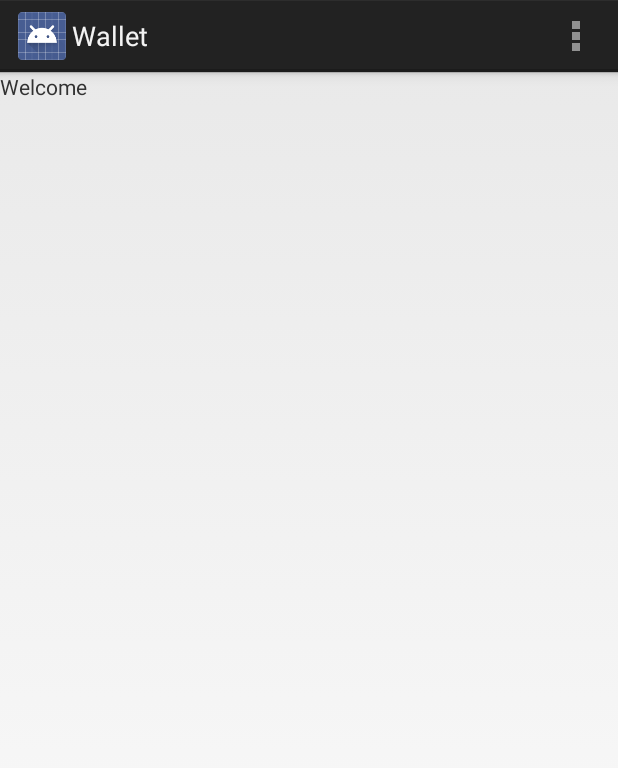
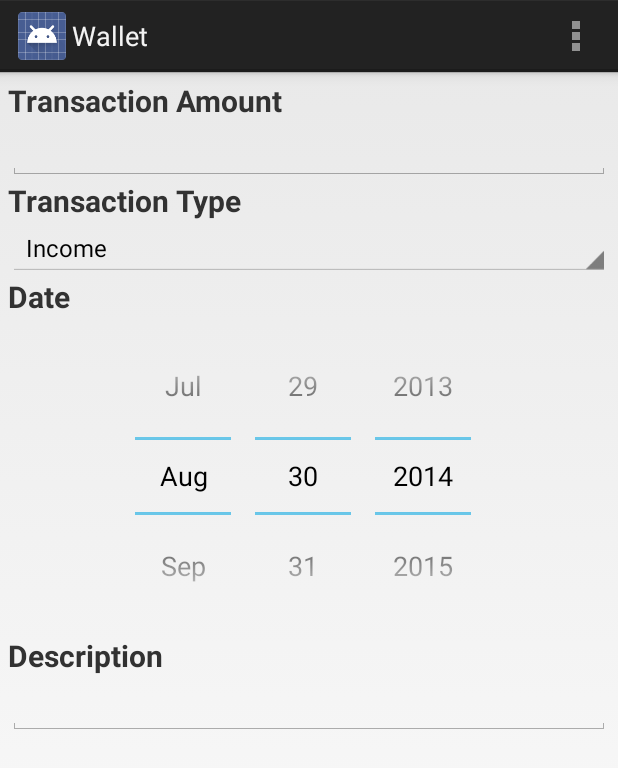
Before and after one commit to nfloresv/Wallet, an Android app: the HomeActivity screen opened directly, with no data from a screen before it, on a phone screen of 412 x 824 dp. Shown: the top 768 px of the screen. Run offline under Robolectric (Android 15) with nearby library versions, the phone set to English and light mode, and no system bars.

Commit message:
Added Transaction
Add a fragment to add transactions, it's only view no functionality

```diff
--- a/app/src/main/java/com/flores/nico/wallet/HomeActivity.java
+++ b/app/src/main/java/com/flores/nico/wallet/HomeActivity.java
@@ -12,7 +12,6 @@ import android.view.View;
 import android.widget.AdapterView;
 import android.widget.ArrayAdapter;
 import android.widget.ListView;
-import android.widget.TextView;
 
 
 public class HomeActivity extends Activity {
@@ -26,7 +25,16 @@ public class HomeActivity extends Activity {
         super.onCreate(savedInstanceState);
         setContentView(R.layout.activity_home);
 
+        Credentials credentials = new Credentials(getApplicationContext());
+
         String[] sectionsList = getResources().getStringArray(R.array.drawer_section_array);
+        if (credentials.isUserLoggedIn()) {
+            String user_email = credentials.getUserEmail();
+            String[] tmp = new String[sectionsList.length + 1];
+            tmp[0] = user_email;
+            System.arraycopy(sectionsList, 0, tmp, 1, sectionsList.length);
+            sectionsList = tmp;
+        }
         mDrawerList = (ListView) findViewById(R.id.left_drawer);
         mDrawerList.setAdapter(new ArrayAdapter<String>(this,
                 android.R.layout.simple_list_item_1, sectionsList));
@@ -38,7 +46,6 @@ public class HomeActivity extends Activity {
                 .add(R.id.container, actualFragment)
                 .commit();
 
-        Credentials credentials = new Credentials(getApplicationContext());
         if (!credentials.isUserLoggedIn()) {
             Intent intent = new Intent(this, LoginActivity.class);
             startActivityForResult(intent, LOGIN_CODE);
@@ -65,9 +72,6 @@ public class HomeActivity extends Activity {
             Credentials credentials = new Credentials(getApplicationContext());
             boolean result = credentials.setLogout();
 
-            TextView userEmail = (TextView) findViewById(R.id.TVUserName);
-            userEmail.setText("");
-
             return result;
         }
         return super.onOptionsItemSelected(item);
@@ -80,8 +84,13 @@ public class HomeActivity extends Activity {
                 String emailText = data.getStringExtra(LoginActivity.USER_EMAIL);
                 String passwordText = data.getStringExtra(LoginActivity.USER_PASSWORD);
 
-                TransactionFragment fragment = (TransactionFragment) actualFragment;
-                fragment.changeText(emailText);
+                String[] sectionsList = getResources().getStringArray(R.array.drawer_section_array);
+                String[] tmp = new String[sectionsList.length + 1];
+                tmp[0] = emailText;
+                System.arraycopy(sectionsList, 0, tmp, 1, sectionsList.length);
+                mDrawerList = (ListView) findViewById(R.id.left_drawer);
+                mDrawerList.setAdapter(new ArrayAdapter<String>(this,
+                        android.R.layout.simple_list_item_1, tmp));
 
                 Credentials credentials = new Credentials(getApplicationContext());
                 credentials.setLoginData(emailText, passwordText);
--- a/app/src/main/java/com/flores/nico/wallet/TransactionFragment.java
+++ b/app/src/main/java/com/flores/nico/wallet/TransactionFragment.java
@@ -1,13 +1,12 @@
 package com.flores.nico.wallet;
 
-import android.app.Activity;
-import android.net.Uri;
+import android.app.Fragment;
 import android.os.Bundle;
-import android.app.Fragment;
 import android.view.LayoutInflater;
 import android.view.View;
 import android.view.ViewGroup;
-import android.widget.TextView;
+import android.widget.ArrayAdapter;
+import android.widget.Spinner;
 
 
 /**
@@ -20,6 +19,7 @@ import android.widget.TextView;
  *
  */
 public class TransactionFragment extends Fragment {
+    private Spinner transactionType;
     /*// TODO: Rename parameter arguments, choose names that match
     // the fragment initialization parameters, e.g. ARG_ITEM_NUMBER
     private static final String ARG_PARAM1 = "param1";
@@ -40,7 +40,7 @@ public class TransactionFragment extends Fragment {
      * @return A new instance of fragment TransactionFragment.
      */
     // TODO: Rename and change types and number of parameters
-    public static TransactionFragment newInstance(String param1, String param2) {
+    public static TransactionFragment newInstance(/*String param1, String param2*/) {
         TransactionFragment fragment = new TransactionFragment();
         /*Bundle args = new Bundle();
         args.putString(ARG_PARAM1, param1);
@@ -64,8 +64,18 @@ public class TransactionFragment extends Fragment {
     @Override
     public View onCreateView(LayoutInflater inflater, ViewGroup container,
                              Bundle savedInstanceState) {
+        View layout = inflater.inflate(R.layout.fragment_transaction, container, false);
+        transactionType = (Spinner) layout.findViewById(R.id.inputTransactionType);
+
+        // Create an ArrayAdapter using the string array and a default spinner layout
+        ArrayAdapter<CharSequence> adapter = ArrayAdapter.createFromResource(getActivity(),
+                R.array.spinner_transaction_type, android.R.layout.simple_spinner_item);
+        // Specify the layout to use when the list of choices appears
+        adapter.setDropDownViewResource(android.R.layout.simple_spinner_dropdown_item);
+        // Apply the adapter to the spinner
+        transactionType.setAdapter(adapter);
         // Inflate the layout for this fragment
-        return inflater.inflate(R.layout.fragment_transaction, container, false);
+        return layout;
     }
 
     /*@Override
@@ -100,9 +110,4 @@ public class TransactionFragment extends Fragment {
         public void onFragmentInteraction(Uri uri);
     }*/
 
-    public void changeText(String text) {
-        TextView userName = (TextView) getView().findViewById(R.id.TVUserName);
-        userName.setText(text);
-    }
-
 }
--- a/app/src/main/res/layout/fragment_transaction.xml
+++ b/app/src/main/res/layout/fragment_transaction.xml
@@ -4,19 +4,69 @@
     android:layout_height="match_parent"
     tools:context="com.flores.nico.wallet.TransactionFragment">
 
-    <LinearLayout
+    <ScrollView
         android:layout_width="match_parent"
-        android:layout_height="match_parent"
-        android:orientation="horizontal">
-        <TextView
-            android:text="@string/view_welcome"
-            android:layout_width="wrap_content"
-            android:layout_height="wrap_content" />
-        <TextView
-            android:layout_width="wrap_content"
+        android:layout_height="wrap_content">
+
+        <LinearLayout
+            android:orientation="vertical"
+            android:layout_width="fill_parent"
             android:layout_height="wrap_content"
-            android:id="@+id/TVUserName"
-            android:layout_marginLeft="5dp"/>
-    </LinearLayout>
+            android:padding="5dp">
+
+            <TextView
+                android:layout_width="match_parent"
+                android:layout_height="wrap_content"
+                android:text="@string/fragment_transaction_amount"
+                android:textStyle="bold"
+                android:textSize="20sp"
+                android:labelFor="@+id/inputTransactionAmount"/>
+            <EditText
+                android:layout_width="match_parent"
+                android:layout_height="wrap_content"
+                android:inputType="numberDecimal"
+                android:ems="10"
+                android:id="@+id/inputTransactionAmount"/>
+
+            <TextView
+                android:layout_width="match_parent"
+                android:layout_height="wrap_content"
+                android:text="@string/fragment_transaction_type"
+                android:textStyle="bold"
+                android:textSize="20sp"/>
+            <Spinner
+                android:layout_width="match_parent"
+                android:layout_height="wrap_content"
+                android:id="@+id/inputTransactionType"/>
+
+            <TextView
+                android:layout_width="match_parent"
+                android:layout_height="wrap_content"
+                android:text="@string/fragment_transaction_date"
+                android:textStyle="bold"
+                android:textSize="20sp"/>
+            <DatePicker
+                android:layout_width="wrap_content"
+                android:layout_height="wrap_content"
+                android:id="@+id/inputTransactionDatePicker"
+                android:calendarViewShown="false"
+                android:layout_gravity="center_horizontal"/>
+
+            <TextView
+                android:layout_width="match_parent"
+                android:layout_height="wrap_content"
+                android:text="@string/fragment_transaction_description"
+                android:textStyle="bold"
+                android:textSize="20sp"
+                android:labelFor="@+id/inputTransactionDescription"/>
+            <EditText
+                android:layout_width="match_parent"
+                android:layout_height="wrap_content"
+                android:inputType="textMultiLine"
+                android:ems="10"
+                android:id="@+id/inputTransactionDescription"/>
+
+        </LinearLayout>
+    </ScrollView>
 
 </FrameLayout>
--- a/app/src/main/res/values/strings.xml
+++ b/app/src/main/res/values/strings.xml
@@ -1,26 +1,38 @@
 <?xml version="1.0" encoding="utf-8"?>
 <resources>
 
+    <!--Application Titles-->
     <string name="app_name">Wallet</string>
     <string name="title_activity_login">LoginActivity</string>
+
+    <!--Menu Items-->
     <string name="action_settings">Settings</string>
     <string name="action_logout">Logout</string>
+
+    <!--Codes-->
     <string name="preferences_credentials">com.flores.nico.CREDENTIALS_PREFERENCES</string>
-    <string name="view_welcome">Welcome</string>
+    <string name="code_user_email">com.flores.nico.USER_EMAIL</string>
+    <string name="code_user_password">com.flores.nico.USER_PASSWORD</string>
+    <string name="code_no_user_signed_in">com.flores.nico.NO_USER</string>
+
+    <!--Views Text-->
     <string name="view_login">Login</string>
     <string name="view_email">E-mail</string>
     <string name="view_password">Password</string>
-    <string name="code_user_email">com.flores.nico.USER_EMAIL</string>
-    <string name="code_user_password">com.flores.nico.USER_PASSWORD</string>
-    <string name="code_no_user_signed_in">com.flores.nico.NO_USER</string>
-    <string name="hello_world">Hello world!</string>
+    <string name="fragment_transaction_amount">Transaction Amount</string>
+    <string name="fragment_transaction_type">Transaction Type</string>
+    <string name="fragment_transaction_date">Date</string>
+    <string name="fragment_transaction_description">Description</string>
 
+    <!--Arrays-->
     <string-array name="drawer_section_array">
         <item>Transaction</item>
         <item>Last Transaction</item>
         <item>Dashboard</item>
     </string-array>
-
-    <string name="hello_blank_fragment">Hello blank fragment</string>
+    <string-array name="spinner_transaction_type">
+        <item>Income</item>
+        <item>Outcome</item>
+    </string-array>
 
 </resources>
```
